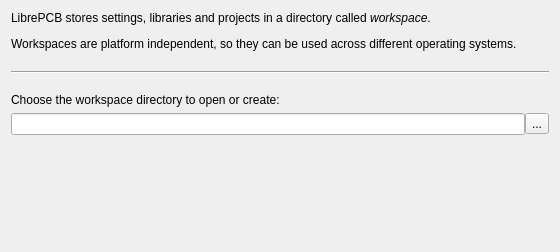
This is libs/librepcb/editor/workspace/initializeworkspacewizard/initializeworkspacewizard_chooseworkspace.ui in LibrePCB/LibrePCB as Qt 5 draws it before an edit. The edited form follows.
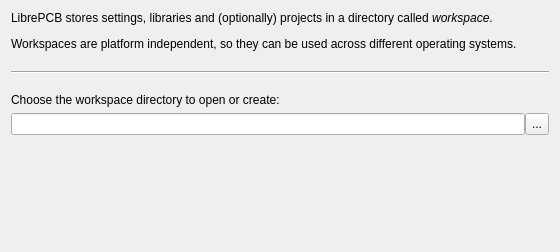
This is the edited form.

Commit message: Workspace: Use persistent subdirectory named "data"

What changed in the file:
```diff
--- a/libs/librepcb/editor/workspace/initializeworkspacewizard/initializeworkspacewizard_chooseworkspace.ui
+++ b/libs/librepcb/editor/workspace/initializeworkspacewizard/initializeworkspacewizard_chooseworkspace.ui
@@ -29,7 +29,7 @@
       </sizepolicy>
      </property>
      <property name="text">
-      <string>&lt;p&gt;LibrePCB stores settings, libraries and projects in a directory called &lt;i&gt;workspace&lt;/i&gt;.&lt;/p&gt;
+      <string>&lt;p&gt;LibrePCB stores settings, libraries and (optionally) projects in a directory called &lt;i&gt;workspace&lt;/i&gt;.&lt;/p&gt;
 &lt;p&gt;Workspaces are platform independent, so they can be used across different operating systems.&lt;/p&gt;</string>
      </property>
      <property name="wordWrap">
@@ -67,6 +67,12 @@
      </item>
      <item>
       <widget class="QToolButton" name="btnBrowse">
+       <property name="sizePolicy">
+        <sizepolicy hsizetype="Fixed" vsizetype="Preferred">
+         <horstretch>0</horstretch>
+         <verstretch>0</verstretch>
+        </sizepolicy>
+       </property>
        <property name="text">
         <string notr="true">...</string>
        </property>
```
Left out of the diff: 8 changed lines with no effect on the pictures. The commit also changes 29 other files.
